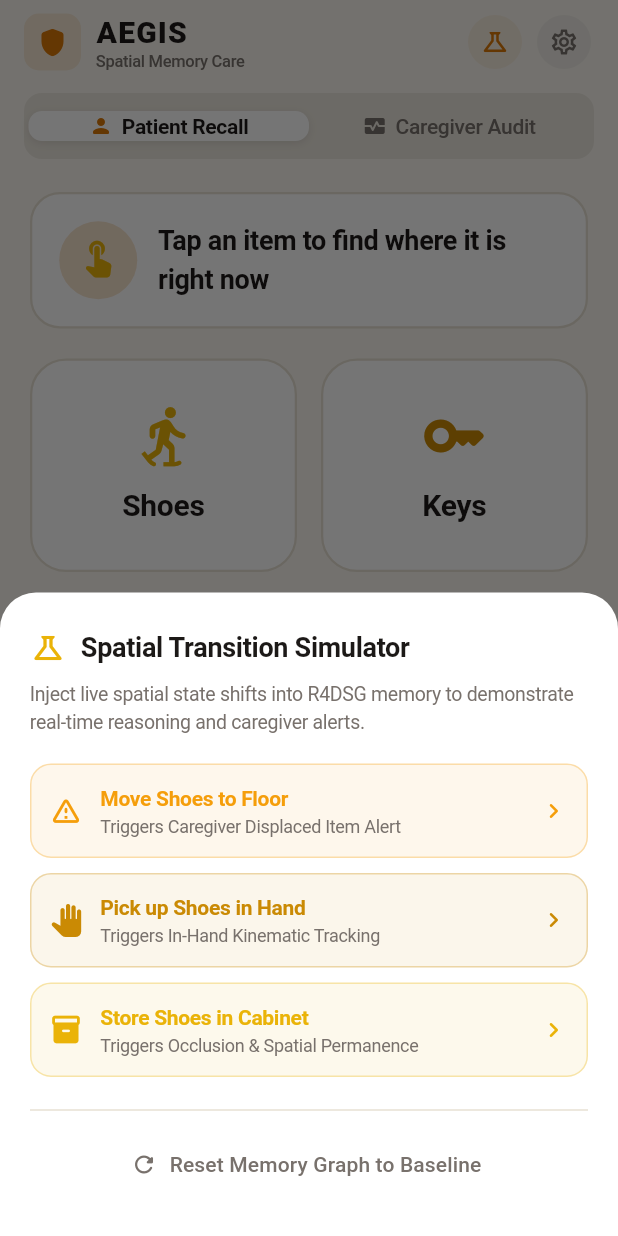
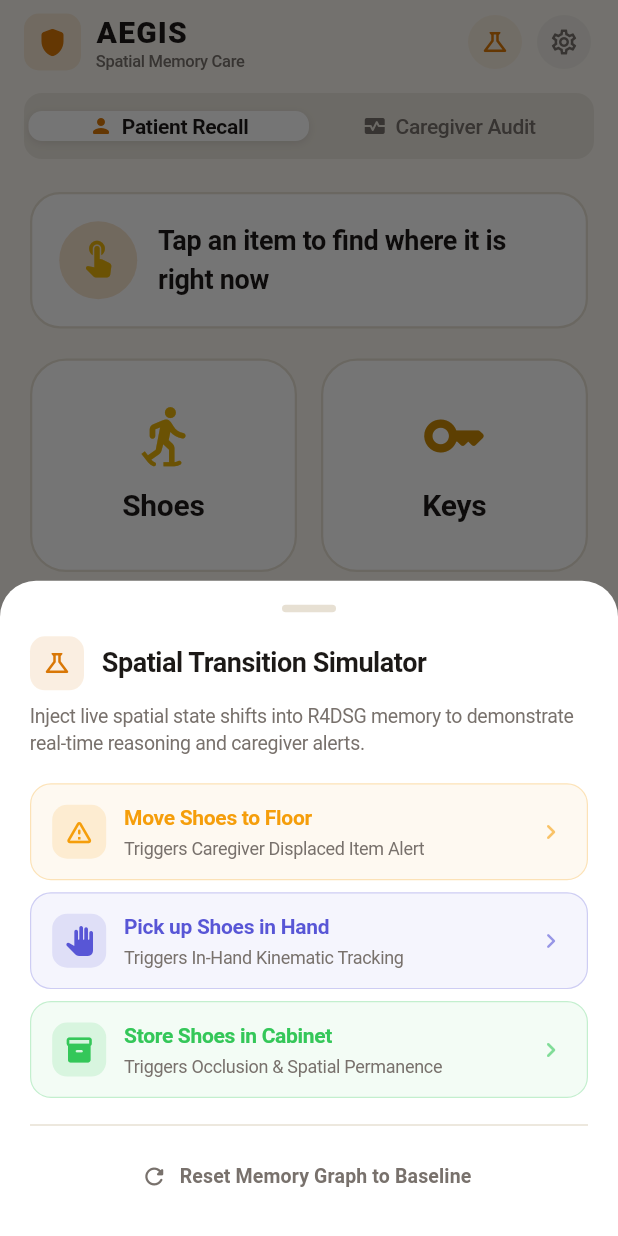
Before and after one commit to fez-Ox/aegis, a Flutter app: the screen it shows after launch, after a tap on the "science" icon, on a phone screen of 412 x 824 dp. Run offline on Flutter 3.47's test engine with Material 3 defaults, Android fonts, the phone set to English and light mode, and no system bars; network calls fail.

Commit message:
style(mobile): redesign spatial transition simulation bottom sheet with iOS grabber handle

```diff
--- a/apps/mobile/lib/views/home_screen.dart
+++ b/apps/mobile/lib/views/home_screen.dart
@@ -354,25 +354,49 @@ class _HomeScreenState extends State<HomeScreen> {
     showModalBottomSheet(
       context: context,
       backgroundColor: AppTheme.darkSurface,
+      isScrollControlled: true,
       shape: const RoundedRectangleBorder(
         borderRadius: BorderRadius.vertical(top: Radius.circular(24)),
       ),
-      builder: (ctx) => Padding(
-        padding: const EdgeInsets.symmetric(horizontal: 20, vertical: 24),
+      builder: (ctx) => SafeArea(
+        top: false,
+        child: Padding(
+          padding: const EdgeInsets.symmetric(horizontal: 20, vertical: 16),
           child: Column(
             mainAxisSize: MainAxisSize.min,
             crossAxisAlignment: CrossAxisAlignment.stretch,
             children: [
-            const Row(
+              // iOS Grabber Handle
+              Center(
+                child: Container(
+                  width: 36,
+                  height: 5,
+                  margin: const EdgeInsets.only(bottom: 16),
+                  decoration: BoxDecoration(
+                    color: AppTheme.cardBorder,
+                    borderRadius: BorderRadius.circular(2.5),
+                  ),
+                ),
+              ),
+              Row(
                 children: [
-                Icon(Icons.science_outlined, color: AppTheme.tealAccent, size: 24),
-                SizedBox(width: 10),
-                Text(
+                  Container(
+                    width: 36,
+                    height: 36,
+                    decoration: BoxDecoration(
+                      color: AppTheme.primaryTeal.withOpacity(0.12),
+                      borderRadius: BorderRadius.circular(10),
+                    ),
+                    child: const Icon(Icons.science_outlined, color: AppTheme.primaryTeal, size: 20),
+                  ),
+                  const SizedBox(width: 12),
+                  const Text(
                     "Spatial Transition Simulator",
                     style: TextStyle(
                       color: AppTheme.textHighContrast,
                       fontSize: 18,
-                    fontWeight: FontWeight.bold,
+                      fontWeight: FontWeight.w700,
+                      letterSpacing: -0.3,
                     ),
                   ),
                 ],
@@ -380,7 +404,7 @@ class _HomeScreenState extends State<HomeScreen> {
               const SizedBox(height: 8),
               const Text(
                 "Inject live spatial state shifts into R4DSG memory to demonstrate real-time reasoning and caregiver alerts.",
-              style: TextStyle(color: AppTheme.textMuted, fontSize: 13),
+                style: TextStyle(color: AppTheme.textMuted, fontSize: 13, height: 1.4),
               ),
               const SizedBox(height: 18),
               _buildSimTile(
@@ -394,35 +418,44 @@ class _HomeScreenState extends State<HomeScreen> {
                 title: "Pick up Shoes in Hand",
                 subtitle: "Triggers In-Hand Kinematic Tracking",
                 icon: Icons.pan_tool_rounded,
-              color: AppTheme.royalAmethyst,
+                color: AppTheme.systemIndigo,
                 onTap: () => _triggerSim(ctx, "in_hand", "Shoes #1 picked up by user"),
               ),
               _buildSimTile(
                 title: "Store Shoes in Cabinet",
                 subtitle: "Triggers Occlusion & Spatial Permanence",
                 icon: Icons.inventory_2_rounded,
-              color: AppTheme.tealAccent,
+                color: AppTheme.systemGreen,
                 onTap: () => _triggerSim(ctx, "cabinet", "Shoes #1 safely placed in cabinet"),
               ),
-            const Divider(color: AppTheme.cardBorder, height: 24),
+              const Divider(color: AppTheme.cardBorder, height: 20),
               TextButton.icon(
                 icon: const Icon(Icons.refresh_rounded, color: AppTheme.textMuted, size: 18),
                 label: const Text(
                   "Reset Memory Graph to Baseline",
-                style: TextStyle(color: AppTheme.textMuted),
+                  style: TextStyle(color: AppTheme.textMuted, fontWeight: FontWeight.w600, fontSize: 13),
+                ),
+                style: TextButton.styleFrom(
+                  minimumSize: const Size.fromHeight(44),
+                  shape: RoundedRectangleBorder(borderRadius: BorderRadius.circular(12)),
                 ),
                 onPressed: () async {
                   Navigator.pop(ctx);
                   await widget.apiService.resetMemory();
                   if (mounted) {
                     ScaffoldMessenger.of(context).showSnackBar(
-                    const SnackBar(content: Text("Memory graph reset to baseline.")),
+                      SnackBar(
+                        behavior: SnackBarBehavior.floating,
+                        shape: RoundedRectangleBorder(borderRadius: BorderRadius.circular(12)),
+                        content: const Text("Memory graph reset to baseline."),
+                      ),
                     );
                     setState(() {});
                   }
                 },
               ),
             ],
+          ),
         ),
       ),
     );
@@ -436,20 +469,31 @@ class _HomeScreenState extends State<HomeScreen> {
     required VoidCallback onTap,
   }) {
     return Padding(
-      padding: const EdgeInsets.only(bottom: 10),
+      padding: const EdgeInsets.only(bottom: 8),
       child: InkWell(
-        onTap: onTap,
+        onTap: () {
+          HapticFeedback.lightImpact();
+          onTap();
+        },
         borderRadius: BorderRadius.circular(14),
         child: Container(
-          padding: const EdgeInsets.all(12),
+          padding: const EdgeInsets.symmetric(horizontal: 14, vertical: 12),
           decoration: BoxDecoration(
-            color: color.withOpacity(0.08),
+            color: color.withOpacity(0.06),
             borderRadius: BorderRadius.circular(14),
-            border: Border.all(color: color.withOpacity(0.3)),
+            border: Border.all(color: color.withOpacity(0.25), width: 0.8),
           ),
           child: Row(
             children: [
-              Icon(icon, color: color, size: 22),
+              Container(
+                width: 36,
+                height: 36,
+                decoration: BoxDecoration(
+                  color: color.withOpacity(0.14),
+                  borderRadius: BorderRadius.circular(10),
+                ),
+                child: Icon(icon, color: color, size: 20),
+              ),
               const SizedBox(width: 12),
               Expanded(
                 child: Column(
@@ -459,10 +503,12 @@ class _HomeScreenState extends State<HomeScreen> {
                       title,
                       style: TextStyle(
                         color: color,
-                        fontWeight: FontWeight.bold,
+                        fontWeight: FontWeight.w600,
                         fontSize: 14,
+                        letterSpacing: -0.2,
                       ),
                     ),
+                    const SizedBox(height: 2),
                     Text(
                       subtitle,
                       style: const TextStyle(color: AppTheme.textMuted, fontSize: 12),
@@ -470,7 +516,7 @@ class _HomeScreenState extends State<HomeScreen> {
                   ],
                 ),
               ),
-              Icon(Icons.chevron_right_rounded, color: color, size: 20),
+              Icon(Icons.chevron_right_rounded, color: color.withOpacity(0.6), size: 20),
             ],
           ),
         ),
```
Lines whose indentation alone changed are shown as unchanged.
